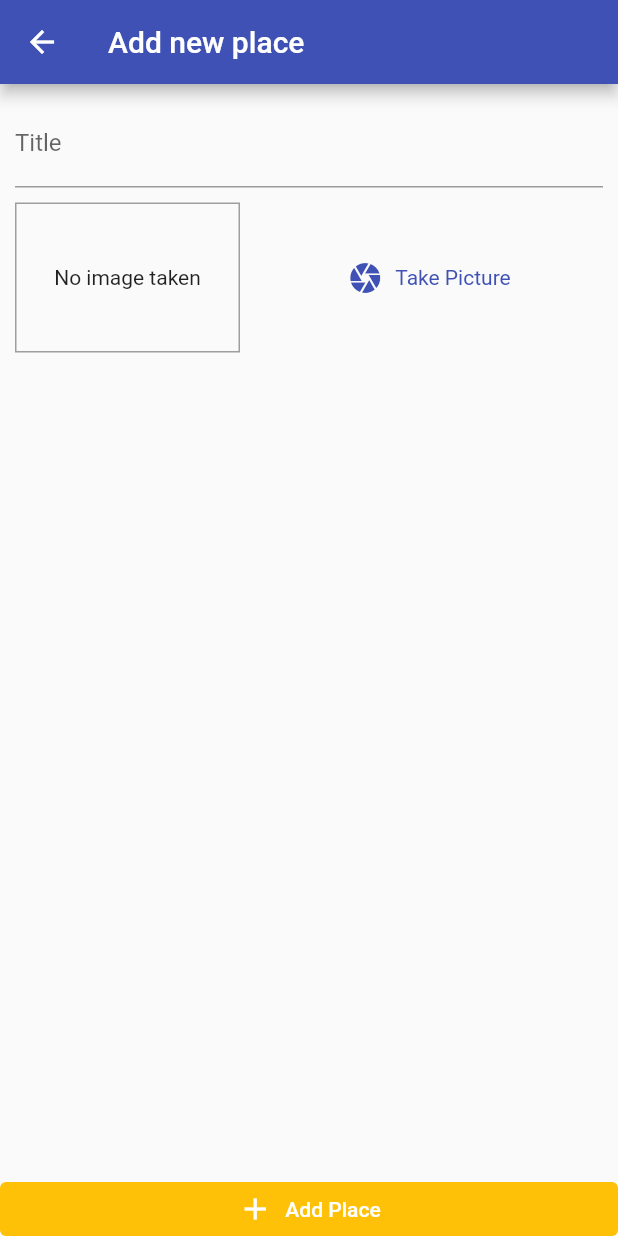
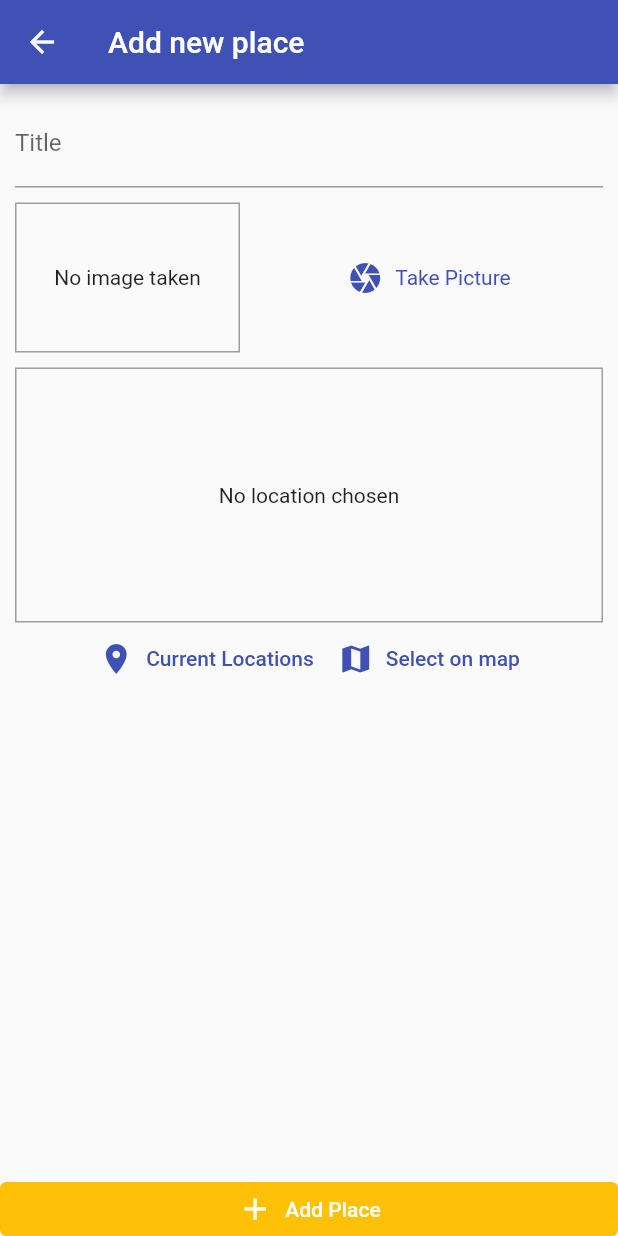
Before and after one commit to MarcelleBond/great_places_app, a Flutter app: the screen it shows after launch, after a tap on the "add" icon, on a phone screen of 412 x 824 dp. Run offline on Flutter 3.47's test engine with Material 2 defaults, Android fonts, the phone set to English and light mode, and no system bars; our stand-ins replace google_maps_flutter, image_picker, location, sqflite; accounts and stored records are empty.

Commit message:
done for now

```diff
--- a/lib/helpers/db_helper.dart
+++ b/lib/helpers/db_helper.dart
@@ -2,16 +2,23 @@ import 'package:sqflite/sqflite.dart' as sql;
 import 'package:path/path.dart' as path;
 
 class DBHelper {
-
   static Future<sql.Database> database() async {
     final dbPath = await sql.getDatabasesPath();
     return sql.openDatabase(path.join(dbPath, "places.db"),
         onCreate: (db, version) {
       return db.execute(
-          "CREATE TABLE user_places(id TEXT PRIMARY KEY,title TEXT, image TEXT)");
+        """CREATE TABLE user_places
+              (
+                id TEXT PRIMARY KEY,
+                title TEXT,
+                image TEXT,
+                loc_lat REAL,
+                loc_lng REAL,
+                address TEXT
+                )""",
+      );
     }, version: 1);
   }
-
 
   static Future<void> insert(String table, Map<String, Object> data) async {
     final db = await DBHelper.database();
--- /dev/null
+++ b/lib/helpers/location_helper.dart
@@ -0,0 +1,24 @@
+import 'dart:convert';
+
+import 'package:http/http.dart' as http;
+
+import '../secrets/google_api_keys.dart';
+
+class LocationHelper {
+  static String generateLocationPreviewImage(
+      {required double latitude, required double longitude}) {
+    return "https://maps.googleapis.com/maps/api/staticmap?center=$latitude,$longitude&zoom=13&size=600x300&maptype=roadmap&markers=color:red%7Clabel:C%7C$latitude,$longitude&key=$GOOGLE_MAPS_API_KEY";
+  }
+
+  static Future<String> getPlaceAddress({
+    required double lat,
+    required double lng,
+  }) async {
+    final response = await http.get(
+      Uri.parse(
+        "https://maps.googleapis.com/maps/api/geocode/json?latlng=$lat,$lng&key=$GOOGLE_MAPS_API_KEY",
+      ),
+    );
+    return json.decode(response.body)["results"][0]["formatted_address"];
+  }
+}
--- a/lib/main.dart
+++ b/lib/main.dart
@@ -2,6 +2,7 @@ import 'package:flutter/material.dart';
 import 'package:provider/provider.dart';
 
 import 'screens/add_place_screen.dart';
+import 'screens/place_detail_screen.dart';
 import 'screens/places_list_screen.dart';
 import 'providers/great_places.dart';
 
@@ -29,6 +30,7 @@ class MyApp extends StatelessWidget {
         home: const PlacesListScreen(),
         routes: {
           AddPlaceScreen.routeName: (context) => AddPlaceScreen(),
+          PlaceDetailScreen.routeName: (context) => PlaceDetailScreen(),
         },
       ),
     );
--- a/lib/models/place.dart
+++ b/lib/models/place.dart
@@ -18,5 +18,5 @@ class PlaceLocation{
   final double latitude;
   final double longitude;
   final String? address;
-  PlaceLocation({required this.latitude, required this.longitude,this.address,});
+  const PlaceLocation({required this.latitude, required this.longitude,this.address,});
 }
--- a/lib/providers/great_places.dart
+++ b/lib/providers/great_places.dart
@@ -3,6 +3,7 @@ import 'dart:io';
 import 'package:flutter/foundation.dart';
 
 import '../helpers/db_helper.dart';
+import '../helpers/location_helper.dart';
 import '../models/place.dart';
 
 class GreatPlaces with ChangeNotifier {
@@ -12,11 +13,23 @@ class GreatPlaces with ChangeNotifier {
     return [..._items];
   }
 
-  void addPlace({required String title, required File pickedImage}) {
+  Place findById(String id){
+    return _items.firstWhere((element) => element.id == id);
+  }
+
+  Future<void> addPlace(
+      {required String title,
+      required File pickedImage,
+      required PlaceLocation location}) async {
+    final address = await LocationHelper.getPlaceAddress(
+        lat: location.latitude, lng: location.longitude);
     final newPlace = Place(
       id: DateTime.now().toString(),
       title: title,
-      location: PlaceLocation(latitude: 0.0, longitude: 0.0),
+      location: PlaceLocation(
+          latitude: location.latitude,
+          longitude: location.longitude,
+          address: address),
       image: pickedImage,
     );
     _items.add(newPlace);
@@ -27,6 +40,9 @@ class GreatPlaces with ChangeNotifier {
         "id": newPlace.id,
         "title": newPlace.title,
         "image": newPlace.image.path,
+        "loc_lat": newPlace.location.latitude,
+        "loc_lng": newPlace.location.longitude,
+        "address": newPlace.location.address!,
       },
     );
   }
@@ -38,11 +54,15 @@ class GreatPlaces with ChangeNotifier {
           (e) => Place(
             id: e["id"],
             title: e["title"],
-            location: PlaceLocation(latitude: 0.0, longitude: 0.0),
+            location: PlaceLocation(
+              latitude: e["loc_lat"],
+              longitude: e["loc_lng"],
+              address: e["address"],
+            ),
             image: File(e["image"]),
           ),
         )
         .toList();
-        notifyListeners();
+    notifyListeners();
   }
 }
--- a/lib/screens/add_place_screen.dart
+++ b/lib/screens/add_place_screen.dart
@@ -3,8 +3,10 @@ import 'dart:io';
 import 'package:flutter/material.dart';
 import 'package:provider/provider.dart';
 
+import '../models/place.dart';
 import '../providers/great_places.dart';
 import '../widgets/image_input.dart';
+import '../widgets/location_input.dart';
 
 class AddPlaceScreen extends StatefulWidget {
   const AddPlaceScreen({Key? key}) : super(key: key);
@@ -16,18 +18,24 @@ class AddPlaceScreen extends StatefulWidget {
 class _AddPlaceScreenState extends State<AddPlaceScreen> {
   final _titleController = TextEditingController();
   late File? _pickedImage;
+  late PlaceLocation? _pickedLocation;
 
   void _selectImage(File pickedImage) {
     _pickedImage = pickedImage;
   }
 
+  void _selectPlace(double lat, double lng){
+    _pickedLocation = PlaceLocation(latitude: lat, longitude: lng);
+  }
+
   void _savePlace() {
-    if (_titleController.text.isEmpty || _pickedImage == null) {
+    if (_titleController.text.isEmpty || _pickedImage == null || _pickedLocation == null) {
       return;
     }
     Provider.of<GreatPlaces>(context, listen: false).addPlace(
       title: _titleController.text,
       pickedImage: _pickedImage!,
+      location: _pickedLocation!
     );
     Navigator.of(context).pop();
   }
@@ -56,6 +64,8 @@ class _AddPlaceScreenState extends State<AddPlaceScreen> {
                     ImageInput(
                       onSelectImage: _selectImage,
                     ),
+                    const SizedBox(height: 10,),
+                    LocationInput( selectedLocation: _selectPlace,),
                   ],
                 ),
               ),
@@ -66,10 +76,9 @@ class _AddPlaceScreenState extends State<AddPlaceScreen> {
             label: const Text("Add Place"),
             onPressed: _savePlace,
             style: ElevatedButton.styleFrom(
-              elevation: 0,
+              elevation: 0, backgroundColor: Theme.of(context).colorScheme.secondary,
               padding: const EdgeInsets.all(0.0),
               tapTargetSize: MaterialTapTargetSize.shrinkWrap,
-              primary: Theme.of(context).colorScheme.secondary,
             ),
           ),
         ],
--- a/lib/screens/places_list_screen.dart
+++ b/lib/screens/places_list_screen.dart
@@ -2,6 +2,7 @@ import 'package:flutter/material.dart';
 import 'package:provider/provider.dart';
 import '../providers/great_places.dart';
 import '../screens/add_place_screen.dart';
+import 'place_detail_screen.dart';
 
 class PlacesListScreen extends StatelessWidget {
   const PlacesListScreen({Key? key}) : super(key: key);
@@ -23,10 +24,18 @@ class PlacesListScreen extends StatelessWidget {
         ],
       ),
       body: FutureBuilder(
-        future: Provider.of<GreatPlaces>(context, listen: false).fetchAndSetPlaces(),
-        builder: (context, snapshot) => snapshot.connectionState == ConnectionState.waiting ? Center(child: CircularProgressIndicator())
+        future: Provider.of<GreatPlaces>(context, listen: false)
+            .fetchAndSetPlaces(),
+        builder: (context, snapshot) => snapshot.connectionState ==
+                ConnectionState.waiting
+            ? const Center(child: CircularProgressIndicator())
             : Consumer<GreatPlaces>(
-          child: Center(child: Text("Got no places yet. Add a new place", textAlign: TextAlign.center,)),
+                child: const Center(
+                  child: Text(
+                    "Got no places yet. Add a new place",
+                    textAlign: TextAlign.center,
+                  ),
+                ),
                 builder: (context, greatPlaces, ch) => greatPlaces.items.isEmpty
                     ? ch!
                     : ListView.builder(
@@ -38,7 +47,11 @@ class PlacesListScreen extends StatelessWidget {
                             ),
                           ),
                           title: Text(greatPlaces.items[index].title),
-                    onTap: () {},
+                          subtitle:
+                              Text(greatPlaces.items[index].location.address!),
+                          onTap: () {
+                            Navigator.of(context).pushNamed(PlaceDetailScreen.routeName, arguments: greatPlaces.items[index].id);
+                          },
                         ),
                       ),
               ),
--- /dev/null
+++ b/lib/widgets/location_input.dart
@@ -0,0 +1,93 @@
+import 'package:flutter/material.dart';
+import 'package:google_maps_flutter/google_maps_flutter.dart';
+import 'package:location/location.dart';
+
+import '../helpers/location_helper.dart';
+import '../screens/map_screen.dart';
+
+class LocationInput extends StatefulWidget {
+  final Function selectedLocation;
+
+  const LocationInput({super.key, required this.selectedLocation});
+
+  @override
+  State<LocationInput> createState() => _LocationInputState();
+}
+
+class _LocationInputState extends State<LocationInput> {
+  String? _previewImageUrl;
+
+  void _showPreview(double lat, double lng) {
+    final staticMapImageUrl = LocationHelper.generateLocationPreviewImage(
+      latitude: lat,
+      longitude: lng,
+    );
+
+    setState(() {
+      _previewImageUrl = staticMapImageUrl;
+    });
+  }
+
+  Future<void> _getCurrentLocation() async {
+    try {
+      final locData = await Location().getLocation();
+      _showPreview(locData.latitude!, locData.longitude!);
+      widget.selectedLocation(locData.latitude, locData.longitude);
+    } catch (e) {
+     return;
+    }
+  }
+
+  Future<void> _selectOnMap() async {
+    final selectedLocation = await Navigator.of(context).push<LatLng>(
+      MaterialPageRoute(
+        fullscreenDialog: true,
+        builder: (context) => const MapScreen(
+          isSelecting: true,
+        ),
+      ),
+    );
+    if (selectedLocation == null) {
+      return;
+    }
+    _showPreview(selectedLocation.latitude, selectedLocation.longitude);
+    widget.selectedLocation(
+        selectedLocation.latitude, selectedLocation.longitude);
+  }
+
+  @override
+  Widget build(BuildContext context) {
+    return Column(
+      children: [
+        Container(
+          height: 170,
+          width: double.infinity,
+          alignment: Alignment.center,
+          decoration:
+              BoxDecoration(border: Border.all(width: 1, color: Colors.grey)),
+          child: _previewImageUrl == null
+              ? const Text(
+                  "No location chosen",
+                  textAlign: TextAlign.center,
+                )
+              : Image.network(_previewImageUrl!),
+        ),
+        Row(
+          mainAxisAlignment: MainAxisAlignment.center,
+          children: [
+            TextButton.icon(
+              onPressed: _getCurrentLocation,
+              icon: const Icon(Icons.location_on),
+              label: const Text("Current Locations"),
+            ),
+            TextButton.icon(
+              onPressed: _selectOnMap,
+              icon: const Icon(Icons.map),
+              label: const Text("Select on map"),
+            ),
+          ],
+        )
+      ],
+    );
+  }
+}
--- a/pubspec.yaml
+++ b/pubspec.yaml
@@ -34,6 +34,9 @@ dependencies:
   path_provider: ^2.0.11
   path: ^1.8.1
   sqflite: ^2.2.2
+  location: ^4.4.0
+  google_maps_flutter: ^2.2.3
+  http: ^0.13.5
 
 
   # The following adds the Cupertino Icons font to your application.
```
Also changed, not shown: lib/screens/map_screen.dart (added, +63 -0 lines), lib/screens/place_detail_screen.dart (+69 -0 lines), pubspec.lock, 4 other files. Lines whose indentation alone changed are shown as unchanged.
